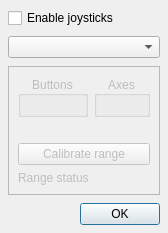
Above: src/ui/JoystickWidget.ui from mavlink/qgroundcontrol before the change. Below: the same form after it.
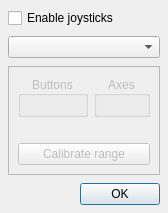
That is the form after the change.

Commit message: JoystickWidget: remove unused label

What changed in the file:
```diff
--- a/src/ui/JoystickWidget.ui
+++ b/src/ui/JoystickWidget.ui
@@ -78,7 +78,7 @@
      <property name="frameShadow">
       <enum>QFrame::Sunken</enum>
      </property>
-     <layout class="QVBoxLayout" name="verticalLayout_2" stretch="0,0,0,0">
+     <layout class="QVBoxLayout" name="verticalLayout_2" stretch="0,0,0">
       <property name="sizeConstraint">
        <enum>QLayout::SetMinimumSize</enum>
       </property>
@@ -178,13 +178,6 @@
         </property>
        </widget>
       </item>
-      <item>
-       <widget class="QLabel" name="calibrationStatusLabel">
-        <property name="text">
-         <string>Range status</string>
-        </property>
-       </widget>
-      </item>
      </layout>
     </widget>
    </item>
```
